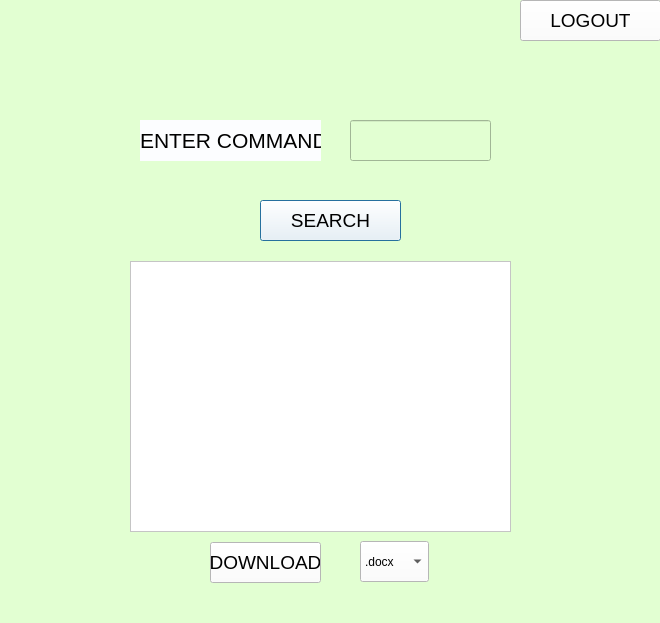
19127312/Socket, file Client/QueryClient.ui: the form before one commit.
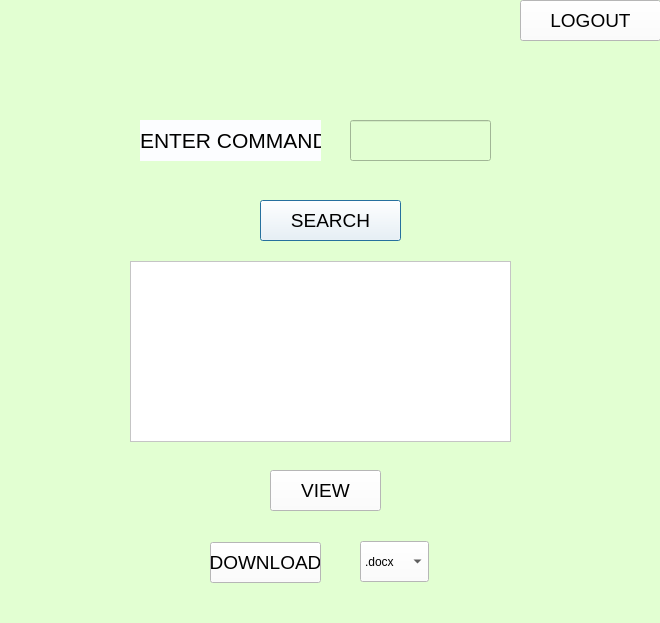
The form after the commit.

What changed in the file:
```diff
--- a/Client/QueryClient.ui
+++ b/Client/QueryClient.ui
@@ -75,7 +75,7 @@
      <x>130</x>
      <y>261</y>
      <width>381</width>
-     <height>271</height>
+     <height>181</height>
     </rect>
    </property>
    <property name="styleSheet">
@@ -155,6 +155,23 @@
     <string>LOGOUT</string>
    </property>
   </widget>
+  <widget class="QPushButton" name="ViewButton">
+   <property name="geometry">
+    <rect>
+     <x>270</x>
+     <y>470</y>
+     <width>111</width>
+     <height>41</height>
+    </rect>
+   </property>
+   <property name="styleSheet">
+    <string notr="true">background-color: rgb(255, 255, 255);
+font-size:14pt</string>
+   </property>
+   <property name="text">
+    <string>VIEW</string>
+   </property>
+  </widget>
  </widget>
  <resources/>
  <connections/>
```
